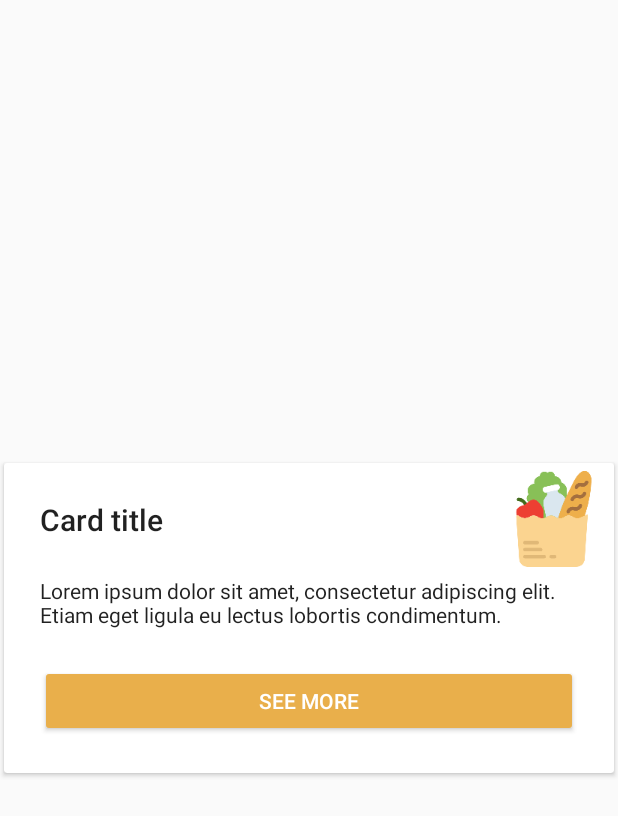
After one commit to thiagomarques2015/be_mexico, an Android app: the layout adapter.xml on its own in the app's theme, with its tools: preview values and no code run, on a phone screen of 412 x 824 dp. The commit adds this screen. Shown: the top 816 px of the screen. Run offline under Robolectric (Android 15) with nearby library versions, the phone set to English and light mode, and no system bars.

Commit message:
Novo mecanismo de interação no aplicativo, atualizado layout e imagens

```diff
--- /dev/null
+++ b/app/src/main/res/layout/adapter.xml
@@ -0,0 +1,58 @@
+<?xml version="1.0" encoding="utf-8"?>
+<android.support.v7.widget.CardView xmlns:android="http://schemas.android.com/apk/res/android"
+    xmlns:app="http://schemas.android.com/apk/res-auto"
+    android:id="@+id/cardView"
+    app:cardUseCompatPadding="true"
+    android:layout_width="match_parent"
+    android:layout_height="wrap_content"
+    android:layout_gravity="center">
+
+    <FrameLayout
+        android:layout_width="match_parent"
+        android:layout_height="wrap_content">
+
+
+        <LinearLayout
+            android:layout_width="match_parent"
+            android:layout_height="wrap_content"
+            android:gravity="center"
+            android:orientation="vertical"
+            android:padding="24dp">
+
+            <TextView
+                style="@style/TextAppearance.AppCompat.Title"
+                android:layout_gravity="left"
+                android:layout_width="wrap_content"
+                android:layout_height="wrap_content"
+                android:id="@+id/title"
+                android:text="Card title" />
+
+            <TextView
+                style="@style/TextAppearance.AppCompat.Body1"
+                android:layout_width="wrap_content"
+                android:layout_height="wrap_content"
+                android:layout_marginTop="24dp"
+                android:id="@+id/description"
+                android:text="Lorem ipsum dolor sit amet, consectetur adipiscing elit.  Etiam eget ligula eu lectus lobortis condimentum." />
+
+            <Button
+                style="@style/ButtonStyle"
+                android:layout_width="match_parent"
+                android:layout_height="wrap_content"
+                android:layout_marginTop="24dp"
+                android:id="@+id/enter"
+                android:text="See more" />
+        </LinearLayout>
+
+        <ImageView
+            android:layout_width="wrap_content"
+            android:layout_height="wrap_content"
+            android:layout_gravity="top|end"
+            android:layout_marginEnd="8dp"
+            android:layout_marginRight="8dp"
+            android:layout_marginTop="5dp"
+            android:src="@drawable/groceries" />
+
+    </FrameLayout>
+
+</android.support.v7.widget.CardView>
--- a/app/src/main/res/values/dimens.xml
+++ b/app/src/main/res/values/dimens.xml
@@ -4,4 +4,5 @@
     <dimen name="activity_vertical_margin">16dp</dimen>
     <dimen name="fab_margin">16dp</dimen>
     <dimen name="margin_horizontal_text_item_list">10dp</dimen>
+    <dimen name="card_padding">60dp</dimen>
 </resources>
--- a/app/src/main/res/values/styles.xml
+++ b/app/src/main/res/values/styles.xml
@@ -25,4 +25,8 @@
         <item name="android:textStyle">bold</item>
     </style>
 
+    <style name="ButtonStyle" parent="Base.Widget.AppCompat.Button.Colored">
+        <item name="colorButtonNormal">@color/colorAccent</item>
+    </style>
+
 </resources>
```
Also changed, not shown: app/src/main/java/br/com/bemexico/CardAdapter.java (added, +16 -0 lines), app/src/main/java/br/com/bemexico/CardFragment.java (added, +31 -0 lines), app/src/main/java/br/com/bemexico/CardFragmentPagerAdapter.java (added, +59 -0 lines), app/src/main/java/br/com/bemexico/CardPagerAdapter.java (added, +76 -0 lines), app/src/main/java/br/com/bemexico/MainActivity.java (+57 -26 lines), app/src/main/java/br/com/bemexico/Pool.java (+11 -2 lines), app/src/main/java/br/com/bemexico/ShadowTransformer.java (added, +112 -0 lines), app/src/main/res/layout/activity_main.xml (+0 -9 lines), app/src/main/res/layout/content_main.xml (+49 -5 lines), app/src/main/res/layout/fragment_adapter.xml (added, +54 -0 lines), app/src/main/res/drawable-xxxhdpi/groceries.png (added), app/src/main/res/drawable-xxxhdpi/ic_fresh_food.png (added), 1 other file.
